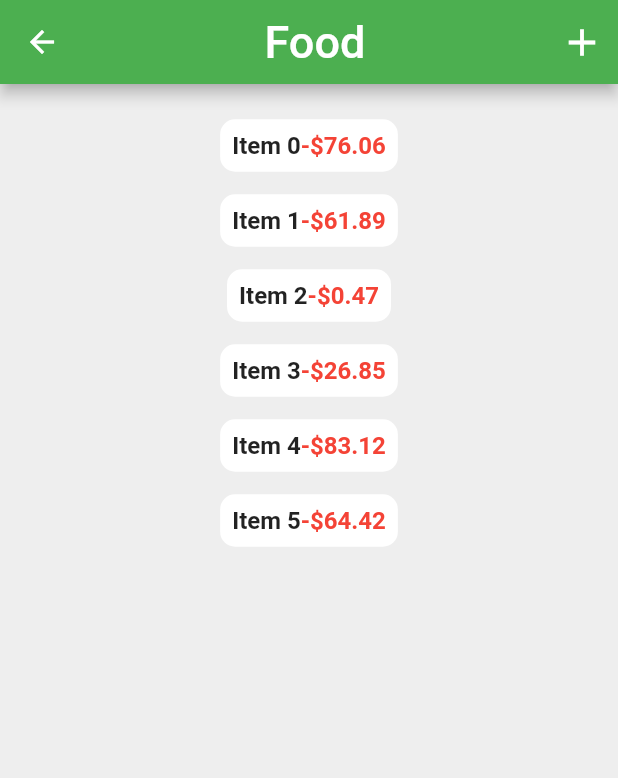
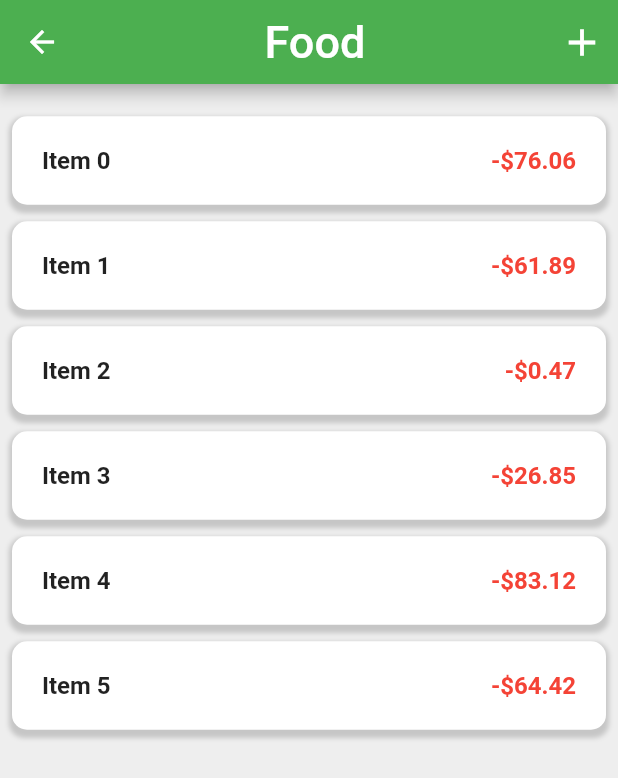
Before and after one commit to TNQT14/ui-basic-with-devera, a Flutter app: the screen it shows after launch, after a tap on "Food", on a phone screen of 412 x 824 dp. Shown: the top 778 px of the screen. Run offline on Flutter 3.47's test engine with Material 2 defaults, Android fonts, the phone set to English and light mode, and no system bars.

Commit message:
Boxshadow
Boxshadow

```diff
--- a/listview/lib/screen/detailCategory.dart
+++ b/listview/lib/screen/detailCategory.dart
@@ -17,11 +17,18 @@ class Detail extends StatelessWidget {
         itemList.add(Row(
           mainAxisAlignment: MainAxisAlignment.center,
           children: <Widget>[
-            Container(
-              padding: const EdgeInsets.all(8),
+            Expanded(
+              child: Container(
+              padding: const EdgeInsets.all(20),
               decoration: BoxDecoration(
                 color: Colors.white,
                 borderRadius: BorderRadius.circular(10),
+                boxShadow:[ BoxShadow(
+                  color: Colors.grey.withOpacity(0.5),
+                  spreadRadius: 2,
+                  blurRadius: 2,
+                  offset: Offset(0, 3),
+                ),],
               ),
               child: Row(
                 mainAxisAlignment: MainAxisAlignment.spaceBetween,
@@ -33,12 +40,13 @@ class Detail extends StatelessWidget {
                   Container(
                     child:  Text('-\$${category.expenses[i].cost.toStringAsFixed(2)}',
                       style: TextStyle(fontSize: 16, fontWeight: FontWeight.bold,
-                      color: Colors.red),),
+                          color: Colors.red),),
                   ),
                 ],
               ),
             ),
-            SizedBox(height: 50),
+            ),
+            SizedBox(height: 70),
           ],
         ));
 
--- a/listview/lib/screen/home.dart
+++ b/listview/lib/screen/home.dart
@@ -66,6 +66,12 @@ class Home extends StatelessWidget {
               decoration: BoxDecoration(
                 color: Colors.white,
                 borderRadius: BorderRadius.circular(10),
+                boxShadow:[ BoxShadow(
+                  color: Colors.grey.withOpacity(0.5),
+                  spreadRadius: 2,
+                  blurRadius: 2,
+                  offset: Offset(0, 3),
+                ),],
               ),
               child: Column(
                 crossAxisAlignment: CrossAxisAlignment.start,
@@ -140,6 +146,12 @@ class Home extends StatelessWidget {
                     decoration: BoxDecoration(
                       color: Colors.white,
                       borderRadius: BorderRadius.circular(10),
+                      boxShadow:[ BoxShadow(
+                        color: Colors.grey.withOpacity(0.5),
+                        spreadRadius: 2,
+                        blurRadius: 2,
+                        offset: Offset(0, 3),
+                      ),],
                     ),
                     child: Column(
                       children: <Widget>[
```
